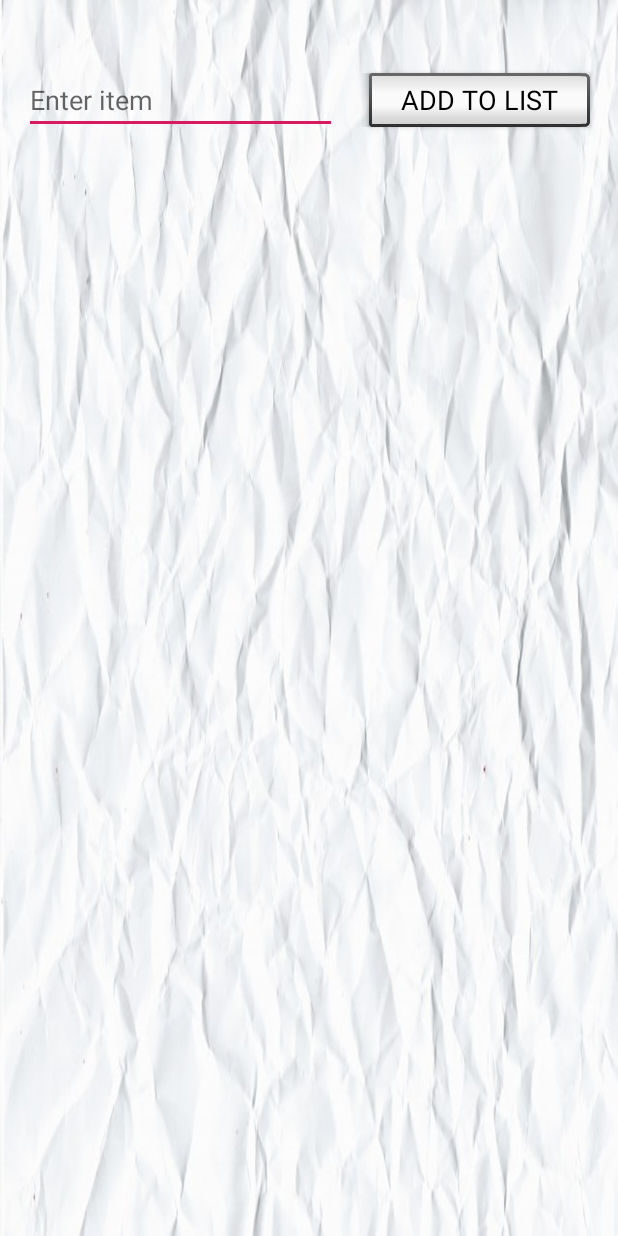
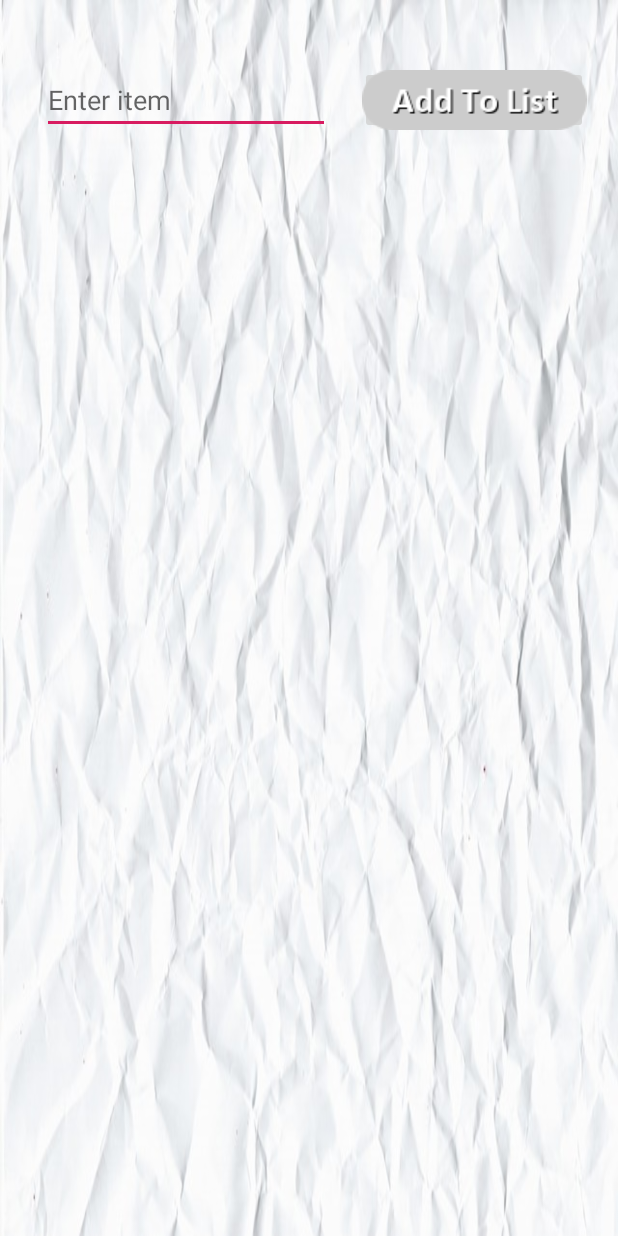
Before and after one commit to Georg1992/SHOPPINGLIST, an Android app: the screen it shows after launch (AddItemsActivity), after a tap on "F00D", on a phone screen of 412 x 824 dp. Run offline under Robolectric (Android 15) with nearby library versions, the phone set to English and light mode, and no system bars.

Commit message:
updade to activites

```diff
--- a/app/src/main/java/com/example/georg/shoppinglist/AddItemsActivity.java
+++ b/app/src/main/java/com/example/georg/shoppinglist/AddItemsActivity.java
@@ -19,6 +19,7 @@ public class AddItemsActivity extends AppCompatActivity {
     protected void onCreate(Bundle savedInstanceState) {
         super.onCreate(savedInstanceState);
         setContentView(R.layout.activity_add_items);
+        //getSupportActionBar().setTitle("Add Items To List");
 
         b = getIntent().getExtras();
         i = b.getInt(MainActivity.KEY_USER,0);
--- a/app/src/main/java/com/example/georg/shoppinglist/ListGeneratorActivity.java
+++ b/app/src/main/java/com/example/georg/shoppinglist/ListGeneratorActivity.java
@@ -23,6 +23,7 @@ public class ListGeneratorActivity extends AppCompatActivity {
     protected void onCreate(Bundle savedInstanceState) {
         super.onCreate(savedInstanceState);
         setContentView(R.layout.activity_list_generator);
+        //getSupportActionBar().setTitle("Shopping List");
 
         Intent intent = getIntent();
         ListView listview =  findViewById(R.id.itemListView);
@@ -32,6 +33,7 @@ public class ListGeneratorActivity extends AppCompatActivity {
                 this,
                 android.R.layout.simple_list_item_1,
                 ItemListHub.getInstance().getItems()));
+
 
     }
 
--- a/app/src/main/java/com/example/georg/shoppinglist/MainActivity.java
+++ b/app/src/main/java/com/example/georg/shoppinglist/MainActivity.java
@@ -27,6 +27,8 @@ public class MainActivity extends AppCompatActivity {
     protected void onCreate(Bundle savedInstanceState) {
         super.onCreate(savedInstanceState);
         setContentView(R.layout.activity_main);
+        //getSupportActionBar().setTitle("List Category");
+
 
         SharedPreferences prefGet = this.getSharedPreferences("savedList", Activity.MODE_PRIVATE);
         Map<String,?> entries = prefGet.getAll();
@@ -68,8 +70,11 @@ public class MainActivity extends AppCompatActivity {
                 Intent nextActivity = new Intent(MainActivity.this, AddItemsActivity.class);
                 nextActivity.putExtra(KEY_USER, i);
                 startActivity(nextActivity);
+
             }
         });
+
+
 
         //Log.d(TAG, "Activity created");
     }
--- a/app/src/main/res/layout/activity_add_items.xml
+++ b/app/src/main/res/layout/activity_add_items.xml
@@ -10,13 +10,11 @@
     <EditText
         android:id="@+id/itemName"
         style="@style/Widget.AppCompat.EditText"
-        android:layout_width="0dp"
+        android:layout_width="192dp"
         android:layout_height="wrap_content"
         android:layout_marginStart="16dp"
         android:layout_marginLeft="16dp"
         android:layout_marginTop="44dp"
-        android:layout_marginEnd="16dp"
-        android:layout_marginRight="16dp"
         android:capitalize="words"
         android:ems="10"
         android:hint="Enter item"
@@ -24,24 +22,10 @@
         android:lines="1"
         android:textColor="@android:color/holo_blue_dark"
         android:textSize="18sp"
-        app:layout_constraintEnd_toStartOf="@+id/addButton"
+        app:layout_constraintEnd_toStartOf="@+id/imageButton2"
+        app:layout_constraintHorizontal_bias="0.5"
         app:layout_constraintStart_toStartOf="parent"
         app:layout_constraintTop_toTopOf="parent" />
-
-    <Button
-        android:id="@+id/addButton"
-        style="@android:style/Widget.Button.Inset"
-        android:layout_width="155dp"
-        android:layout_height="48dp"
-        android:layout_marginEnd="16dp"
-        android:layout_marginRight="16dp"
-        android:ellipsize="none"
-        android:onClick="addToCategory"
-        android:text="ADD TO LIST"
-        android:textColorLink="@android:color/holo_green_dark"
-        android:textSize="18sp"
-        app:layout_constraintBaseline_toBaselineOf="@+id/itemName"
-        app:layout_constraintEnd_toEndOf="parent" />
 
     <android.support.constraint.Guideline
         android:id="@+id/guideline"
@@ -64,4 +48,21 @@
         app:layout_constraintEnd_toEndOf="parent"
         app:layout_constraintStart_toStartOf="parent"
         app:layout_constraintTop_toTopOf="@+id/guideline" />
+
+    <ImageButton
+        android:id="@+id/imageButton2"
+        android:layout_width="152dp"
+        android:layout_height="45dp"
+        android:layout_marginStart="8dp"
+        android:layout_marginLeft="8dp"
+        android:layout_marginTop="44dp"
+        android:layout_marginEnd="8dp"
+        android:layout_marginRight="8dp"
+        android:onClick="addToCategory"
+        app:layout_constraintEnd_toEndOf="parent"
+        app:layout_constraintHorizontal_bias="0.5"
+        app:layout_constraintStart_toEndOf="@+id/itemName"
+        app:layout_constraintTop_toTopOf="parent"
+        app:srcCompat="@drawable/addbutton" />
+
 </android.support.constraint.ConstraintLayout>
--- a/app/src/main/res/layout/activity_list_generator.xml
+++ b/app/src/main/res/layout/activity_list_generator.xml
@@ -4,7 +4,7 @@
     xmlns:tools="http://schemas.android.com/tools"
     android:layout_width="match_parent"
     android:layout_height="match_parent"
-    android:background="@drawable/add5"
+    android:background="@drawable/add6"
     tools:context=".ListGeneratorActivity">
 
     <ListView
```
Also changed, not shown: app/src/main/res/layout/activity_main.xml (+7 -1 lines), app/src/main/res/layout/custom_layout.xml (+8 -8 lines), app/src/main/res/drawable/add.png (added), app/src/main/res/drawable/add1.jpeg (deleted), app/src/main/res/drawable/add2.jpeg (deleted), app/src/main/res/drawable/add4.jpeg (deleted), app/src/main/res/drawable/addbutton.png (added), app/src/main/res/drawable/button3.png (added), app/src/main/res/drawable/button4.png (added).
